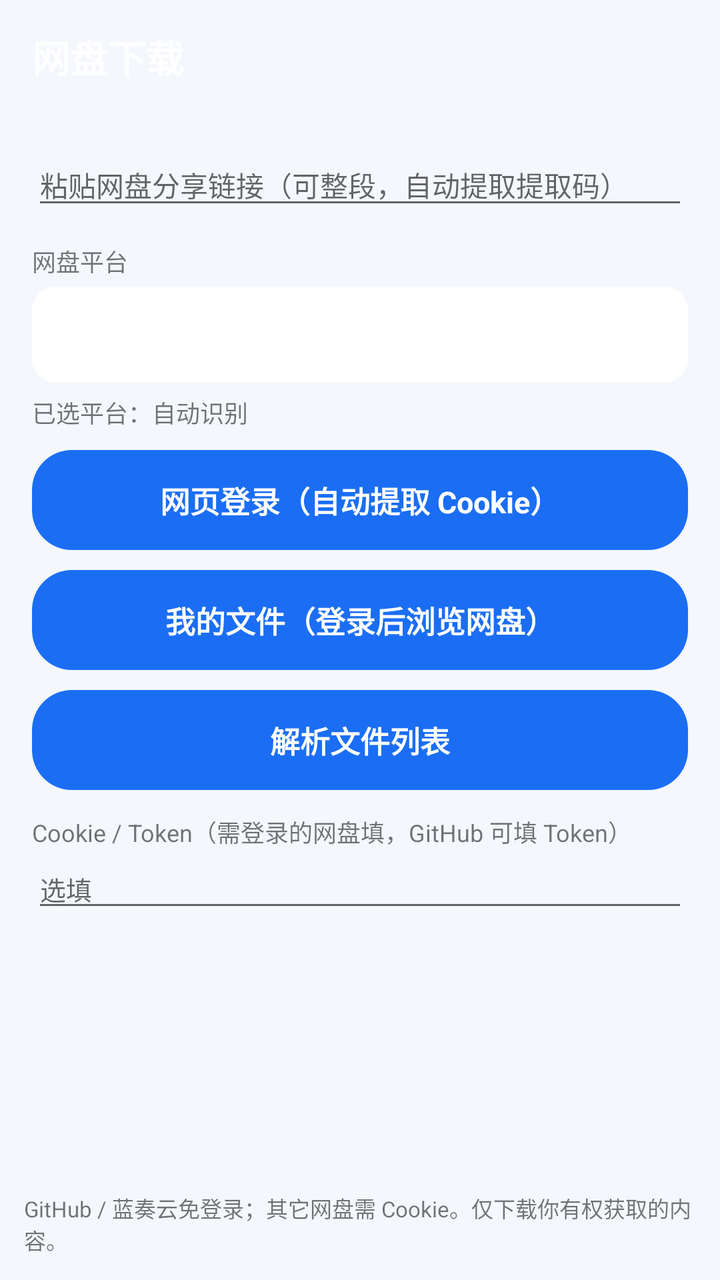
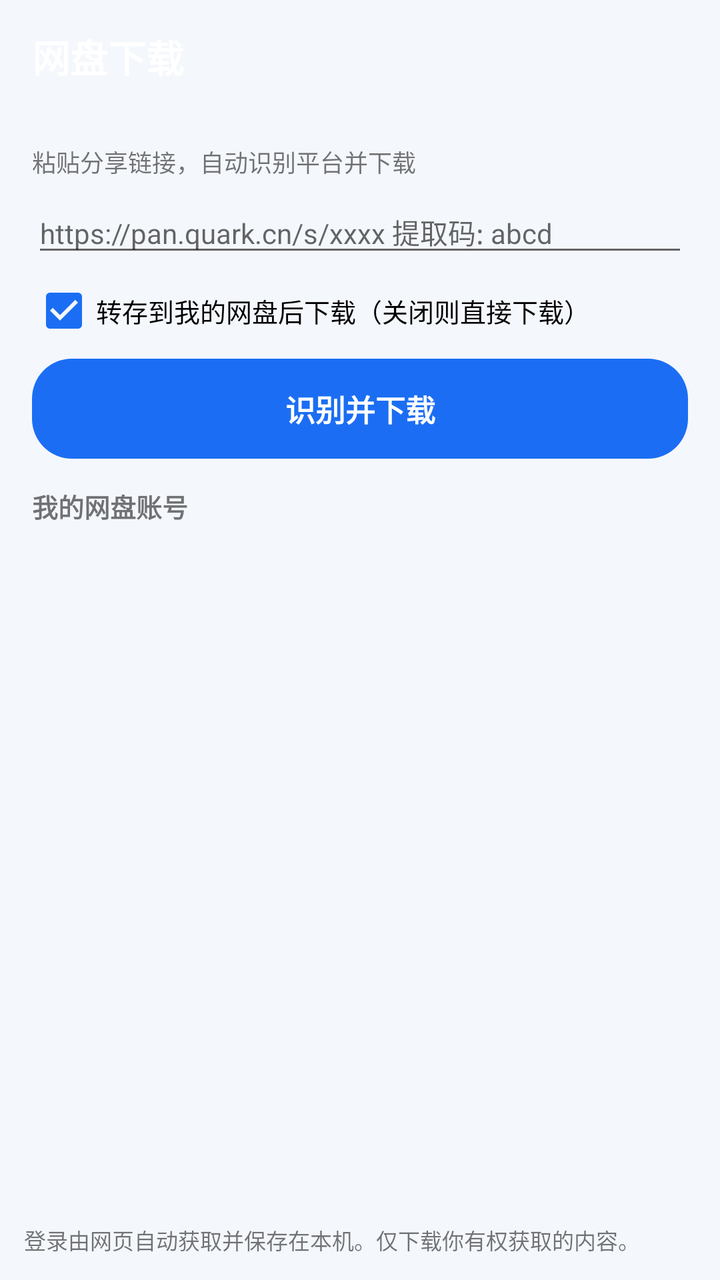

Compare the two renders of this Android layout. The source of the first and the diff that turns it into the second are given below.
<!-- AndroidManifest.xml: application theme ThemeJisuBase -->
<!-- res/layout/activity_pan.xml -->
<?xml version="1.0" encoding="utf-8"?>
<LinearLayout xmlns:android="http://schemas.android.com/apk/res/android"
    android:id="@+id/root"
    android:layout_width="match_parent"
    android:layout_height="match_parent"
    android:orientation="vertical">

    <LinearLayout
        android:id="@+id/header"
        android:layout_width="match_parent"
        android:layout_height="56dp"
        android:orientation="horizontal"
        android:gravity="center_vertical"
        android:paddingLeft="16dp"
        android:paddingRight="8dp">

        <TextView
            android:layout_width="0dp"
            android:layout_height="wrap_content"
            android:layout_weight="1"
            android:text="网盘下载"
            android:textSize="19sp"
            android:textStyle="bold"
            android:textColor="@android:color/white" />
    </LinearLayout>

    <LinearLayout
        android:layout_width="match_parent"
        android:layout_height="wrap_content"
        android:orientation="vertical"
        android:padding="16dp">

        <EditText
            android:id="@+id/panInput"
            android:layout_width="match_parent"
            android:layout_height="wrap_content"
            android:hint="粘贴网盘分享链接（可整段，自动提取提取码）"
            android:inputType="textMultiLine"
            android:maxLines="3"
            android:textSize="14sp" />

        <TextView
            android:layout_width="match_parent"
            android:layout_height="wrap_content"
            android:layout_marginTop="12dp"
            android:text="网盘平台"
            android:textSize="12sp" />

        <Spinner
            android:id="@+id/panPlatformSpinner"
            android:layout_width="match_parent"
            android:layout_height="48dp"
            android:layout_marginTop="4dp"
            android:background="@drawable/bg_input" />

        <TextView
            android:id="@+id/panPlatform"
            android:layout_width="match_parent"
            android:layout_height="wrap_content"
            android:layout_marginTop="6dp"
            android:text="已选平台：自动识别"
            android:textSize="12sp" />

        <TextView
            android:id="@+id/btnWebLogin"
            android:layout_width="match_parent"
            android:layout_height="wrap_content"
            android:layout_marginTop="10dp"
            android:padding="14dp"
            android:gravity="center"
            android:text="网页登录（自动提取 Cookie）"
            android:textSize="15sp"
            android:textStyle="bold"
            android:textColor="@android:color/white"
            android:background="@drawable/bg_pill_filled" />

        <TextView
            android:id="@+id/btnMyFiles"
            android:layout_width="match_parent"
            android:layout_height="wrap_content"
            android:layout_marginTop="10dp"
            android:padding="14dp"
            android:gravity="center"
            android:text="我的文件（登录后浏览网盘）"
            android:textSize="15sp"
            android:textStyle="bold"
            android:textColor="@android:color/white"
            android:background="@drawable/bg_pill_filled" />

        <TextView
            android:id="@+id/btnParse"
            android:layout_width="match_parent"
            android:layout_height="wrap_content"
            android:layout_marginTop="10dp"
            android:padding="14dp"
            android:gravity="center"
            android:text="解析文件列表"
            android:textSize="15sp"
            android:textStyle="bold"
            android:textColor="@android:color/white"
            android:background="@drawable/bg_pill_filled" />

        <TextView
            android:layout_width="match_parent"
            android:layout_height="wrap_content"
            android:layout_marginTop="12dp"
            android:text="Cookie / Token（需登录的网盘填，GitHub 可填 Token）"
            android:textSize="12sp" />

        <EditText
            android:id="@+id/panCookie"
            android:layout_width="match_parent"
            android:layout_height="wrap_content"
            android:hint="选填"
            android:inputType="text"
            android:textSize="13sp" />
    </LinearLayout>

    <ListView
        android:id="@+id/panList"
        android:layout_width="match_parent"
        android:layout_height="0dp"
        android:layout_weight="1"
        android:dividerHeight="1dp" />

    <TextView
        android:id="@+id/panHint"
        android:layout_width="match_parent"
        android:layout_height="wrap_content"
        android:padding="12dp"
        android:text="GitHub / 蓝奏云免登录；其它网盘需 Cookie。仅下载你有权获取的内容。"
        android:textSize="11sp" />
</LinearLayout>
<!-- resources referenced by this layout -->
<resources>
  <!-- drawable bg_input (drawable) -->
  <?xml version="1.0" encoding="utf-8"?>
  <shape xmlns:android="http://schemas.android.com/apk/res/android"
      android:shape="rectangle">
      <solid android:color="@android:color/white" />
      <corners android:radius="12dp" />
  </shape>
  <!-- drawable bg_pill_filled (drawable) -->
  <?xml version="1.0" encoding="utf-8"?>
  <shape xmlns:android="http://schemas.android.com/apk/res/android"
      android:shape="rectangle">
      <solid android:color="?attr/colorPrimary" />
      <corners android:radius="20dp" />
  </shape>
  <style name="ThemeJisuBase" parent="@android:style/Theme.Material.Light.NoActionBar">
          <item name="android:windowBackground">@color/blue_bg</item>
          <item name="android:statusBarColor">@color/blue_primary_dark</item>
          <item name="android:navigationBarColor">@color/blue_bg</item>
          <item name="android:textColorPrimary">@color/blue_text</item>
          <item name="android:colorAccent">@color/blue_primary</item>
          <item name="colorPrimary">@color/blue_primary</item>
          <item name="colorBg">@color/blue_bg</item>
          <item name="colorCard">@color/blue_card</item>
          <item name="colorText">@color/blue_text</item>
          <item name="colorSub">@color/blue_sub</item>
          <item name="colorLine">@color/blue_line</item>
          <item name="colorTrack">@color/blue_track</item>
      </style>
  <color name="blue_bg">#F4F7FC</color>
  <color name="blue_primary_dark">#0B4FBF</color>
  <color name="blue_text">#16202E</color>
  <color name="blue_primary">#1B6EF3</color>
  <color name="blue_card">#FFFFFF</color>
  <color name="blue_sub">#6B7A8F</color>
  <color name="blue_line">#E1E8F2</color>
  <color name="blue_track">#DCE6F5</color>
</resources>

<!-- the commit's change to res/layout/activity_pan.xml (unified diff, before → after) -->
@@ -30,71 +30,39 @@
         android:orientation="vertical"
         android:padding="16dp">
 
+        <TextView
+            android:layout_width="match_parent"
+            android:layout_height="wrap_content"
+            android:text="粘贴分享链接，自动识别平台并下载"
+            android:textSize="12sp" />
+
         <EditText
             android:id="@+id/panInput"
             android:layout_width="match_parent"
             android:layout_height="wrap_content"
-            android:hint="粘贴网盘分享链接（可整段，自动提取提取码）"
+            android:layout_marginTop="6dp"
+            android:hint="https://pan.quark.cn/s/xxxx 提取码: abcd"
             android:inputType="textMultiLine"
             android:maxLines="3"
             android:textSize="14sp" />
 
-        <TextView
-            android:layout_width="match_parent"
-            android:layout_height="wrap_content"
-            android:layout_marginTop="12dp"
-            android:text="网盘平台"
-            android:textSize="12sp" />
-
-        <Spinner
-            android:id="@+id/panPlatformSpinner"
-            android:layout_width="match_parent"
-            android:layout_height="48dp"
-            android:layout_marginTop="4dp"
-            android:background="@drawable/bg_input" />
-
-        <TextView
-            android:id="@+id/panPlatform"
+        <CheckBox
+            android:id="@+id/panSave"
             android:layout_width="match_parent"
             android:layout_height="wrap_content"
             android:layout_marginTop="6dp"
-            android:text="已选平台：自动识别"
-            android:textSize="12sp" />
-
-        <TextView
-            android:id="@+id/btnWebLogin"
-            android:layout_width="match_parent"
-            android:layout_height="wrap_content"
-            android:layout_marginTop="10dp"
-            android:padding="14dp"
-            android:gravity="center"
-            android:text="网页登录（自动提取 Cookie）"
-            android:textSize="15sp"
-            android:textStyle="bold"
-            android:textColor="@android:color/white"
-            android:background="@drawable/bg_pill_filled" />
-
-        <TextView
-            android:id="@+id/btnMyFiles"
-            android:layout_width="match_parent"
-            android:layout_height="wrap_content"
-            android:layout_marginTop="10dp"
-            android:padding="14dp"
-            android:gravity="center"
-            android:text="我的文件（登录后浏览网盘）"
-            android:textSize="15sp"
-            android:textStyle="bold"
-            android:textColor="@android:color/white"
-            android:background="@drawable/bg_pill_filled" />
+            android:text="转存到我的网盘后下载（关闭则直接下载）"
+            android:textSize="13sp"
+            android:checked="true" />
 
         <TextView
             android:id="@+id/btnParse"
             android:layout_width="match_parent"
             android:layout_height="wrap_content"
-            android:layout_marginTop="10dp"
+            android:layout_marginTop="8dp"
             android:padding="14dp"
             android:gravity="center"
-            android:text="解析文件列表"
+            android:text="识别并下载"
             android:textSize="15sp"
             android:textStyle="bold"
             android:textColor="@android:color/white"
@@ -103,21 +71,14 @@
         <TextView
             android:layout_width="match_parent"
             android:layout_height="wrap_content"
-            android:layout_marginTop="12dp"
-            android:text="Cookie / Token（需登录的网盘填，GitHub 可填 Token）"
-            android:textSize="12sp" />
-
-        <EditText
-            android:id="@+id/panCookie"
-            android:layout_width="match_parent"
-            android:layout_height="wrap_content"
-            android:hint="选填"
-            android:inputType="text"
-            android:textSize="13sp" />
+            android:layout_marginTop="14dp"
+            android:text="我的网盘账号"
+            android:textSize="13sp"
+            android:textStyle="bold" />
     </LinearLayout>
 
     <ListView
-        android:id="@+id/panList"
+        android:id="@+id/panAccounts"
         android:layout_width="match_parent"
         android:layout_height="0dp"
         android:layout_weight="1"
@@ -128,6 +89,6 @@
         android:layout_width="match_parent"
         android:layout_height="wrap_content"
         android:padding="12dp"
-        android:text="GitHub / 蓝奏云免登录；其它网盘需 Cookie。仅下载你有权获取的内容。"
+        android:text="登录由网页自动获取并保存在本机。仅下载你有权获取的内容。"
         android:textSize="11sp" />
 </LinearLayout>
<!-- resource entries referenced after the edit -->
@@ -1,12 +1,5 @@
 <!-- resources referenced by this layout -->
 <resources>
-  <!-- drawable bg_input (drawable) -->
-  <?xml version="1.0" encoding="utf-8"?>
-  <shape xmlns:android="http://schemas.android.com/apk/res/android"
-      android:shape="rectangle">
-      <solid android:color="@android:color/white" />
-      <corners android:radius="12dp" />
-  </shape>
   <!-- drawable bg_pill_filled (drawable) -->
   <?xml version="1.0" encoding="utf-8"?>
   <shape xmlns:android="http://schemas.android.com/apk/res/android"
